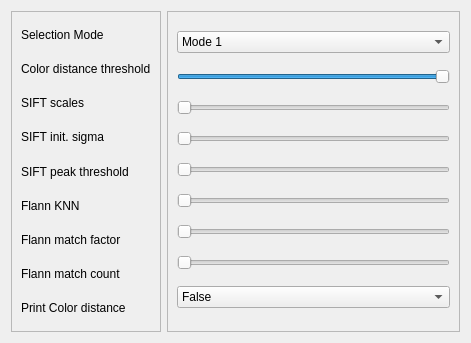
Above: resource/RecognitionParameterDialog.ui from nigroup/ni_vision_gui before the change. Below: the same form after it.
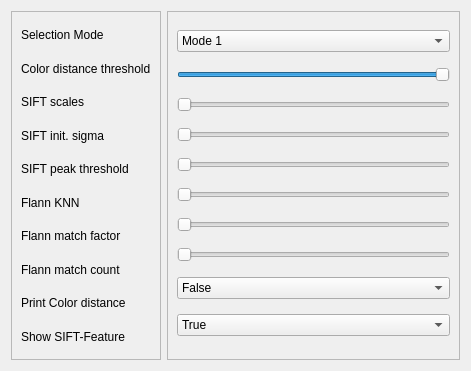
That is the form after the change.

Commit message: added showSiftFeature button to recognition parameter gui

What changed in the file:
```diff
--- a/resource/RecognitionParameterDialog.ui
+++ b/resource/RecognitionParameterDialog.ui
@@ -7,7 +7,7 @@
     <x>0</x>
     <y>0</y>
     <width>471</width>
-    <height>343</height>
+    <height>371</height>
    </rect>
   </property>
   <property name="windowTitle">
@@ -118,6 +118,20 @@
         </item>
        </widget>
       </item>
+      <item>
+       <widget class="QComboBox" name="showSiftFeatureComboBox">
+        <item>
+         <property name="text">
+          <string>True</string>
+         </property>
+        </item>
+        <item>
+         <property name="text">
+          <string>False</string>
+         </property>
+        </item>
+       </widget>
+      </item>
      </layout>
     </widget>
    </item>
@@ -193,6 +207,13 @@
         </property>
        </widget>
       </item>
+      <item>
+       <widget class="QLabel" name="label_9">
+        <property name="text">
+         <string>Show SIFT-Feature</string>
+        </property>
+       </widget>
+      </item>
      </layout>
     </widget>
    </item>
```
The commit also changes 1 other file.
